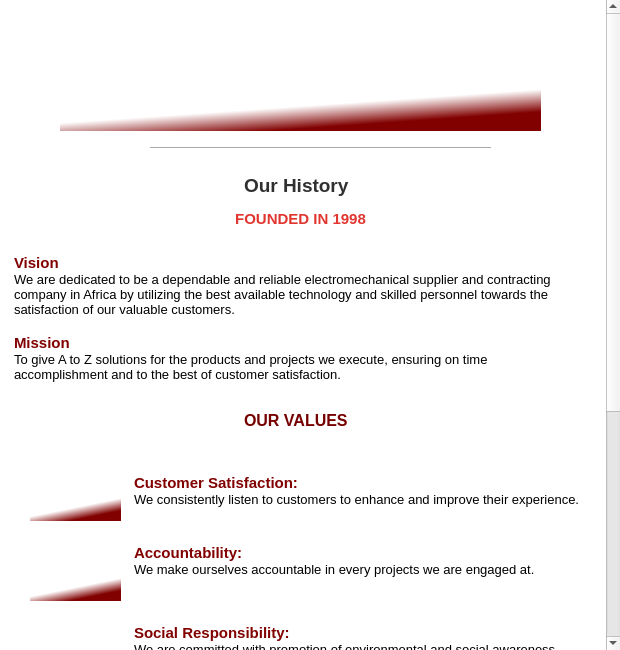
First picture: the form in AboutYASART.ui, repository christawi/SCADA, before the edit.
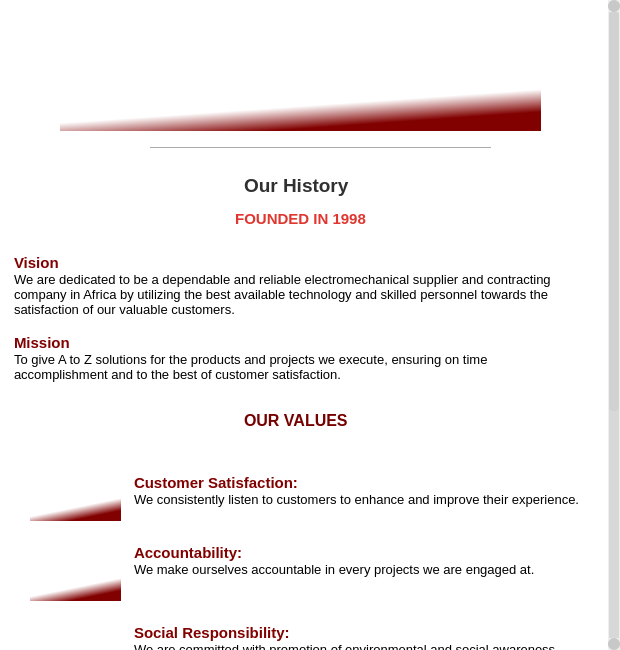
Second picture: the form after the edit. Icons and pictures are not drawn.

Patch:
```diff
--- a/AboutYASART.ui
+++ b/AboutYASART.ui
@@ -31,6 +31,9 @@
   <property name="windowTitle">
    <string>About YASART</string>
   </property>
+  <property name="styleSheet">
+   <string notr="true"/>
+  </property>
   <layout class="QVBoxLayout" name="verticalLayout">
    <property name="spacing">
     <number>0</number>
@@ -49,6 +52,55 @@
    </property>
    <item>
     <widget class="QScrollArea" name="scrollArea">
+     <property name="styleSheet">
+      <string notr="true">QScrollBar:vertical{
+border: none;
+background-color: rgba(212, 212, 212,212);
+width: 12px;
+margin: 12px 1px 12px 1px;
+border-radius: 0px;
+}
+QScrollBar::handle:vertical{
+border: none;
+background-color: rgba(200,200,200,100);
+border-radius: 4px;
+}
+QScrollBar::handle:vertical:hover{
+background-color: rgba(172, 5, 5,100);
+}
+QScrollBar::handle:vertical:pressed{
+background-color: rgba(172, 5, 5,150);
+}
+QScrollBar::sub-line:vertical{
+border: none;
+background-color: rgba(200,200,200,255);
+height: 12px;
+border-radius: 5.5px;
+subcontrol-position: top;
+subcontrol-origin: margin;
+}
+QScrollBar::sub-line:vertical:hover{
+background-color: rgba(172, 5, 5,100);
+}
+QScrollBar::sub-line:vertical:pressed{
+background-color: rgba(172, 5, 5,150);
+}
+QScrollBar::add-line:vertical{
+border: none;
+background-color: rgba(200,200,200,255);
+height: 12px;
+border-radius: 5.5px;
+subcontrol-position: bottom;
+subcontrol-origin: margin;
+}
+QScrollBar::add-line:vertical:hover{
+background-color: rgba(172, 5, 5,100);
+}
+QScrollBar::add-line:vertical:pressed{
+background-color: rgba(172, 5, 5,150);
+}
+</string>
+     </property>
      <property name="frameShape">
       <enum>QFrame::NoFrame</enum>
      </property>
```
